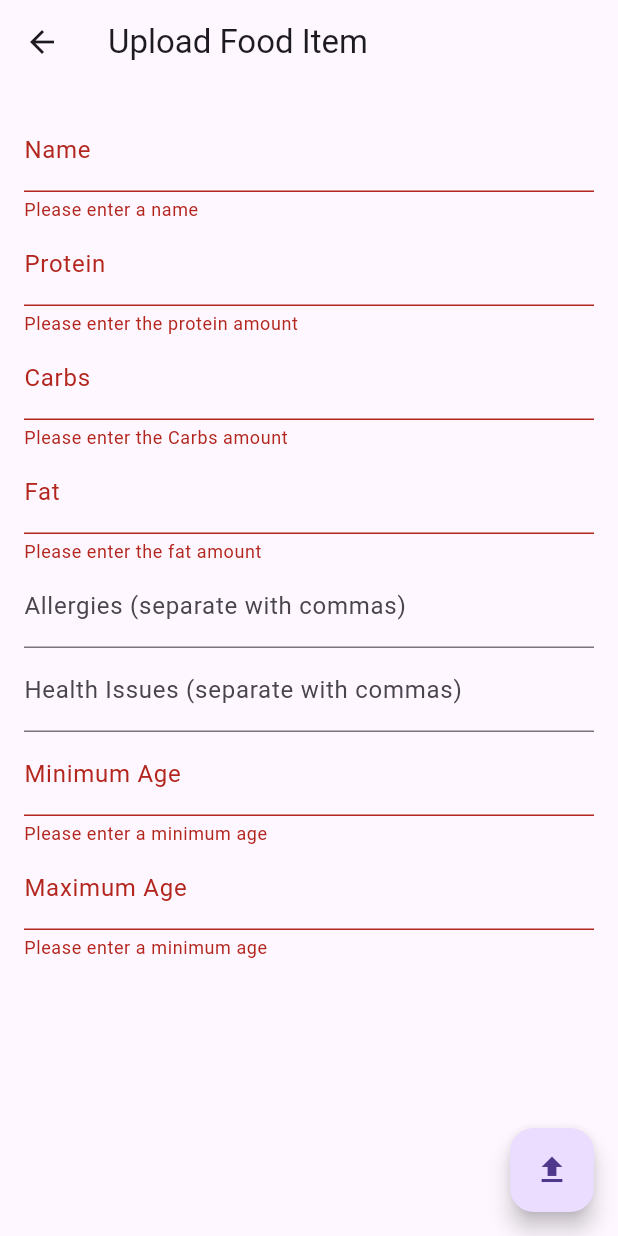
After one commit to pavan6476252/fit-foods, a Flutter app: the UploadFoodScreen screen opened directly, after a tap on the "upload" icon, on a phone screen of 412 x 824 dp. The commit adds this screen. Run offline on Flutter 3.47's test engine with Material 2 defaults, Android fonts, the phone set to English and light mode, and no system bars; our stand-ins replace cloud_firestore, firebase_auth, firebase_core, flutter_riverpod, font_awesome_flutter, google_sign_in and 1 more; missing offline and left inert: dialogflow_grpc; accounts and stored records are empty; network calls fail; project files that could hold a hidden picture were left out.

Commit message:
created upload screen

```diff
--- /dev/null
+++ b/lib/app/models/food_model.dart
@@ -0,0 +1,82 @@
+import 'package:cloud_firestore/cloud_firestore.dart';
+
+class Food {
+  final String id;
+  final String name;
+  final int protein;
+  final int carbs;
+  final int fat;
+  final List<String> allergies;
+  final List<String> healthIssues;
+  final int minAge;
+  final int maxAge;
+  final String uploadedBy;
+
+  Food({
+    required this.id,
+    required this.name,
+    required this.protein,
+    required this.carbs,
+    required this.fat,
+    required this.allergies,
+    required this.healthIssues,
+    required this.minAge,
+    required this.maxAge,
+    required this.uploadedBy,
+  });
+
+  factory Food.fromFirestore(DocumentSnapshot doc) {
+    final data = doc.data() as Map<String, dynamic>;
+    return Food(
+      id: doc.id,
+      name: data['name'],
+      protein: data['protein'],
+      carbs: data['carbs'],
+      fat: data['fat'],
+      allergies: List<String>.from(data['allergies']),
+      healthIssues: List<String>.from(data['healthIssues']),
+      minAge: data['minAge'],
+      maxAge: data['maxAge'],
+      uploadedBy: data['uploadedBy'],
+    );
+  }
+
+  Map<String, dynamic> toMap() {
+    return {
+      'name': name,
+      'protein': protein,
+      'carbs': carbs,
+      'fat': fat,
+      'allergies': allergies,
+      'healthIssues': healthIssues,
+      'minAge': minAge,
+      'maxAge': maxAge,
+      'uploadedBy': uploadedBy,
+    };
+  }
+
+  Food copyWith({
+    String? name,
+    int? protein,
+    int? carbs,
+    int? fat,
+    List<String>? allergies,
+    List<String>? healthIssues,
+    int? minAge,
+    int? maxAge,
+    String? uploadedBy,
+  }) {
+    return Food(
+      id: id,
+      name: name ?? this.name,
+      protein: protein ?? this.protein,
+      carbs: carbs ?? this.carbs,
+      fat: fat ?? this.fat,
+      allergies: allergies ?? this.allergies,
+      healthIssues: healthIssues ?? this.healthIssues,
+      minAge: minAge ?? this.minAge,
+      maxAge: maxAge ?? this.maxAge,
+      uploadedBy: uploadedBy ?? this.uploadedBy,
+    );
+  }
+}
--- a/lib/app/utils/custom_drawer.dart
+++ b/lib/app/utils/custom_drawer.dart
@@ -1,6 +1,7 @@
 import 'package:flutter/material.dart';
 import 'package:flutter_riverpod/flutter_riverpod.dart';
 import 'package:medirec/app/views/get_user_info.dart';
+import 'package:medirec/features/upload/food_upload.dart';
 
 import '../controller/auth_provider.dart';
 import 'package:firebase_auth/firebase_auth.dart';
@@ -33,6 +34,11 @@ class CustomDrawer extends ConsumerWidget {
             onTap: () async => Navigator.push(context, MaterialPageRoute(builder: (context) => GetUserInfo(),)),
           ),
           ListTile(
+            leading: Icon(Icons.upload_file_outlined),
+            title: Text('Upload food data'),
+            onTap: () async => Navigator.push(context, MaterialPageRoute(builder: (context) => UploadFoodScreen(),)),
+          ),
+          ListTile(
             leading: Icon(Icons.exit_to_app),
             title: Text('Sign Out'),
             onTap: () async => _auth.signOut(),
--- /dev/null
+++ b/lib/app/views/safe_food_items.dart
@@ -0,0 +1,78 @@
+import 'package:cloud_firestore/cloud_firestore.dart';
+import 'package:firebase_auth/firebase_auth.dart';
+import 'package:flutter/material.dart';
+
+import '../models/food_model.dart';
+
+class SafeFoodsScreen extends StatefulWidget {
+  @override
+  _SafeFoodsScreenState createState() => _SafeFoodsScreenState();
+}
+
+class _SafeFoodsScreenState extends State<SafeFoodsScreen> {
+  List<Food> _foods = [];
+
+  @override
+  void initState() {
+    super.initState();
+    _getSafeFoods();
+  }
+
+  Future<void> _getSafeFoods() async {
+    final user = FirebaseAuth.instance.currentUser;
+    final allergies = await FirebaseFirestore.instance
+        .collection('users')
+        .doc(user!.uid)
+        .get()
+        .then((doc) => List<String>.from(doc['allergies']));
+    final healthIssues = await FirebaseFirestore.instance
+        .collection('users')
+        .doc(user.uid)
+        .get()
+        .then((doc) => List<String>.from(doc['healthIssues']));
+    final age = await FirebaseFirestore.instance
+        .collection('users')
+        .doc(user.uid)
+        .get()
+        .then((doc) => doc['age']);
+
+    final snapshot = await FirebaseFirestore.instance.collection('foods').get();
+
+    final safeFoods = snapshot.docs
+        .map((doc) => Food.fromFirestore(doc))
+        .where((food) =>
+            !food.allergies.any((allergy) => allergies.contains(allergy)) &&
+            !food.healthIssues.any((issue) => healthIssues.contains(issue)) &&
+            food.minAge <= age &&
+            food.maxAge >= age)
+        .toList();
+
+    setState(() {
+      _foods = safeFoods;
+    });
+  }
+
+  @override
+  Widget build(BuildContext context) {
+    return Scaffold(
+      appBar: AppBar(
+        title: Text('Safe Foods'),
+      ),
+      body: _foods.isEmpty
+          ? Center(
+              child: CircularProgressIndicator(),
+            )
+          : ListView.builder(
+              itemCount: _foods.length,
+              itemBuilder: (context, index) {
+                final food = _foods[index];
+                return ListTile(
+                  title: Text(food.name),
+                  subtitle: Text(
+                      'Protein: ${food.protein}g | Carbs: ${food.carbs}g | Fat: ${food.fat}g'),
+                );
+              },
+            ),
+    );
+  }
+}
--- /dev/null
+++ b/lib/features/upload/food_upload.dart
@@ -0,0 +1,201 @@
+import 'package:cloud_firestore/cloud_firestore.dart';
+import 'package:firebase_auth/firebase_auth.dart';
+import 'package:flutter/material.dart';
+
+import 'package:cloud_firestore/cloud_firestore.dart';
+import 'package:flutter/material.dart';
+
+import '../../app/models/food_model.dart';
+
+class UploadFoodScreen extends StatefulWidget {
+  @override
+  _UploadFoodScreenState createState() => _UploadFoodScreenState();
+}
+
+class _UploadFoodScreenState extends State<UploadFoodScreen> {
+  final _formKey = GlobalKey<FormState>();
+  final _nameController = TextEditingController();
+  final _proteinController = TextEditingController();
+  final _carbsController = TextEditingController();
+  final _fatController = TextEditingController();
+  final _allergiesController = TextEditingController();
+  final _healthIssuesController = TextEditingController();
+  final _minAgeController = TextEditingController();
+  final _maxAgeController = TextEditingController();
+
+  bool _isLoading = false;
+
+  Future<void> _uploadFoodItem() async {
+    if (_formKey.currentState!.validate()) {
+      setState(() {
+        _isLoading = true;
+      });
+
+      try {
+        final foodItem = Food(
+          id: '',
+          name: _nameController.text,
+          protein: int.parse(_proteinController.text),
+          carbs: int.parse(_carbsController.text),
+          fat: int.parse(_fatController.text),
+          allergies: _allergiesController.text
+              .split(',')
+              .map((e) => e.trim())
+              .toList(),
+          healthIssues: _healthIssuesController.text
+              .split(',')
+              .map((e) => e.trim())
+              .toList(),
+          minAge: int.parse(_minAgeController.text),
+          maxAge: int.parse(_maxAgeController.text),
+          uploadedBy: FirebaseAuth.instance.currentUser!.uid,
+        );
+
+        final docRef = await FirebaseFirestore.instance
+            .collection('foods')
+            .add(foodItem.toMap());
+        final updatedFoodItem = foodItem.copyWith();
+        ScaffoldMessenger.of(context).showSnackBar(
+          SnackBar(content: Text('Food item uploaded successfully')),
+        );
+
+        setState(() {
+          _nameController.text = '';
+          _proteinController.text = '';
+          _carbsController.text = '';
+          _fatController.text = '';
+          _allergiesController.text = '';
+          _healthIssuesController.text = '';
+          _minAgeController.text = '';
+          _maxAgeController.text = '';
+          _isLoading = false;
+        });
+      } catch (error) {
+        setState(() {
+          _isLoading = false;
+        });
+        ScaffoldMessenger.of(context).showSnackBar(
+          SnackBar(content: Text(error.toString())),
+        );
+      }
+    }
+  }
+
+  @override
+  Widget build(BuildContext context) {
+    return Scaffold(
+      appBar: AppBar(
+        title: Text('Upload Food Item'),
+      ),
+      body: _isLoading
+          ? Center(
+              child: CircularProgressIndicator(),
+            )
+          : SingleChildScrollView(
+              padding: EdgeInsets.all(16.0),
+              child: Form(
+                  key: _formKey,
+                  child: Column(
+                      crossAxisAlignment: CrossAxisAlignment.stretch,
+                      children: [
+                        TextFormField(
+                          controller: _nameController,
+                          decoration: InputDecoration(labelText: 'Name'),
+                          validator: (value) {
+                            if (value!.isEmpty) {
+                              return 'Please enter a name';
+                            }
+                            return null;
+                          },
+                        ),
+                        TextFormField(
+                          controller: _proteinController,
+                          decoration: InputDecoration(labelText: 'Protein'),
+                          keyboardType: TextInputType.number,
+                          validator: (value) {
+                            if (value!.isEmpty) {
+                              return 'Please enter the protein amount';
+                            }
+                            if (int.tryParse(value) == null) {
+                              return 'Please enter a valid number';
+                            }
+                            return null;
+                          },
+                        ),
+                        TextFormField(
+                          controller: _carbsController,
+                          decoration: InputDecoration(labelText: 'Carbs'),
+                          keyboardType: TextInputType.number,
+                          validator: (value) {
+                            if (value!.isEmpty) {
+                              return 'Please enter the Carbs amount';
+                            }
+                            if (int.tryParse(value) == null) {
+                              return 'Please enter a valid number';
+                            }
+                            return null;
+                          },
+                        ),
+                        TextFormField(
+                          controller: _fatController,
+                          decoration: InputDecoration(labelText: 'Fat'),
+                          keyboardType: TextInputType.number,
+                          validator: (value) {
+                            if (value!.isEmpty) {
+                              return 'Please enter the fat amount';
+                            }
+                            if (int.tryParse(value) == null) {
+                              return 'Please enter a valid number';
+                            }
+                            return null;
+                          },
+                        ),
+                        TextFormField(
+                          controller: _allergiesController,
+                          decoration: InputDecoration(
+                              labelText: 'Allergies (separate with commas)'),
+                        ),
+                        TextFormField(
+                          controller: _healthIssuesController,
+                          decoration: InputDecoration(
+                              labelText:
+                                  'Health Issues (separate with commas)'),
+                        ),
+                        TextFormField(
+                          controller: _minAgeController,
+                          decoration: InputDecoration(labelText: 'Minimum Age'),
+                          keyboardType: TextInputType.number,
+                          validator: (value) {
+                            if (value!.isEmpty) {
+                              return 'Please enter a minimum age';
+                            }
+                            if (int.tryParse(value) == null) {
+                              return 'Please enter a valid number';
+                            }
+                            return null;
+                          },
+                        ),
+                        TextFormField(
+                          controller: _maxAgeController,
+                          decoration: InputDecoration(labelText: 'Maximum Age'),
+                          keyboardType: TextInputType.number,
+                          validator: (value) {
+                            if (value!.isEmpty) {
+                              return 'Please enter a minimum age';
+                            }
+                            if (int.tryParse(value) == null) {
+                              return 'Please enter a valid number';
+                            }
+                            return null;
+                          },
+                        ),
+                      ]))),
+      floatingActionButton: FloatingActionButton(
+        onPressed: () {
+          _uploadFoodItem();
+        },
+        child: Icon(Icons.upload),
+      ),
+    );
+  }
+}
```
